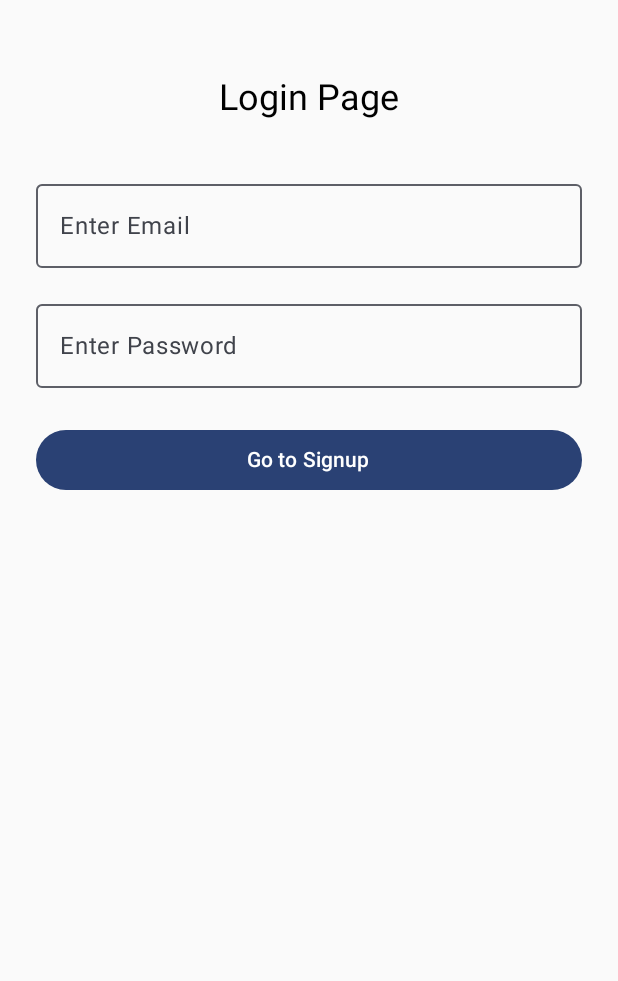
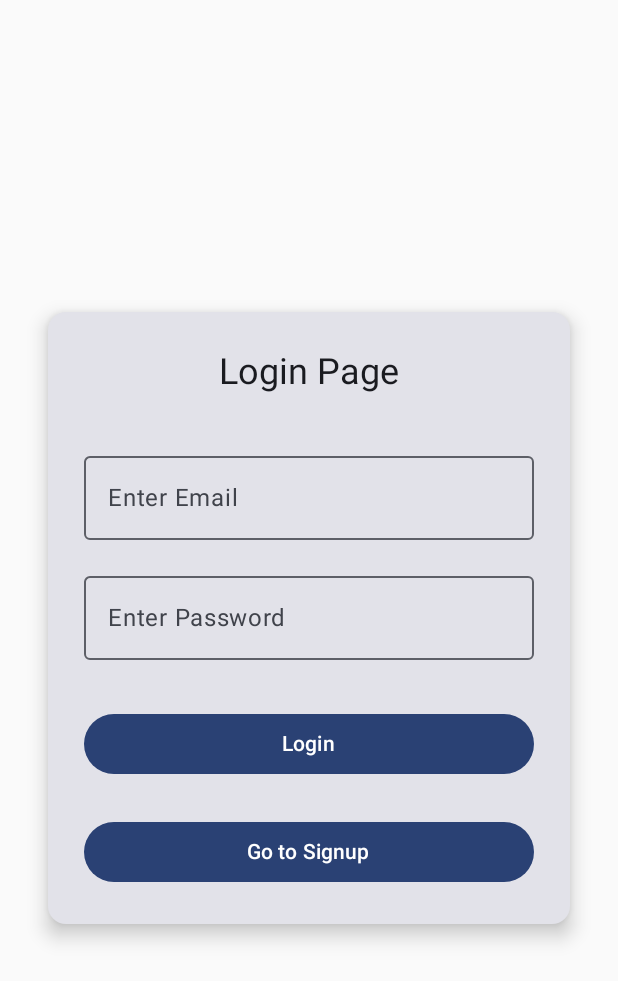
Before and after one commit to Praveen-10-25/Android_dev_jetpack_week2, an Android app built with Jetpack Compose: the screen it shows after launch (MainActivity), on a phone screen of 412 x 824 dp. Shown: the top 981 px of the screen. Run offline under Robolectric (Android 15) with nearby library versions, the light colour scheme and no system bars; our stand-ins replace livedata-compose.

Commit message:
updated file

```diff
--- a/Day_04(avoiding_memory_leak)/app/src/main/java/com/example/statehoisting/Viewmodel/SignupViewModel.kt
+++ b/Day_04(avoiding_memory_leak)/app/src/main/java/com/example/statehoisting/Viewmodel/SignupViewModel.kt
@@ -22,9 +22,7 @@ class SignupViewModel: ViewModel() {
         _name.value=newname
     }
     fun onUpdateEmail(newEmail:String){
-        if (android.util.Patterns.EMAIL_ADDRESS.matcher(newEmail).matches()) {
             _email.value = newEmail
-        }
     }
     fun onUpdatepass(newpass:String){
         _password.value=newpass
--- a/Day_04(avoiding_memory_leak)/app/src/main/java/com/example/statehoisting/ui/theme/Login_page.kt
+++ b/Day_04(avoiding_memory_leak)/app/src/main/java/com/example/statehoisting/ui/theme/Login_page.kt
@@ -1,5 +1,7 @@
 package com.example.statehoisting.ui.theme
 
+import android.content.Context
+import android.widget.Toast
 import androidx.compose.foundation.layout.*
 import androidx.compose.material3.*
 import androidx.compose.runtime.*
@@ -8,28 +10,45 @@ import androidx.compose.ui.Modifier
 import androidx.compose.ui.unit.dp
 import androidx.lifecycle.viewmodel.compose.viewModel
 import androidx.compose.runtime.livedata.observeAsState
+import androidx.compose.ui.platform.LocalContext
 import androidx.navigation.NavController
 import com.example.statehoisting.Viewmodel.SignupViewModel
-
 
 @Composable
 fun Login_page(
     navController: NavController,
     viewModel: SignupViewModel = viewModel()
 ) {
+    val context = LocalContext.current
+    val sharedPref = context.getSharedPreferences("user_data", Context.MODE_PRIVATE)
+
+
     val email by viewModel.email.observeAsState("")
     val password by viewModel.password.observeAsState("")
 
+    Box(
+        modifier = Modifier
+            .fillMaxSize()
+            .padding(16.dp),
+        contentAlignment = Alignment.Center
+    ) {
+        Card(
+            modifier = Modifier
+                .fillMaxWidth()
+                .padding(16.dp),
+            elevation = CardDefaults.cardElevation(defaultElevation = 8.dp),
+            shape = MaterialTheme.shapes.medium
+        ) {
             Column(
                 modifier = Modifier
-            .fillMaxSize()
+                    .fillMaxWidth()
                     .padding(24.dp),
                 horizontalAlignment = Alignment.CenterHorizontally
             ) {
                 Text(
                     text = "Login Page",
                     style = MaterialTheme.typography.headlineSmall,
-            modifier = Modifier.padding(25.dp)
+                    modifier = Modifier.padding(bottom = 24.dp)
                 )
 
                 OutlinedTextField(
@@ -50,8 +69,29 @@ fun Login_page(
                         .padding(vertical = 8.dp)
                 )
 
-        Spacer(modifier = Modifier.height(16.dp))
+                Spacer(modifier = Modifier.height(24.dp))
 
+
+                Button(
+                    onClick ={
+                        val savedEmail = sharedPref.getString("email", "") ?: ""
+                        val savedPassword = sharedPref.getString("password", "") ?: ""
+
+                        if (email == savedEmail && password == savedPassword) {
+                            Toast.makeText(context, "Login successful!", Toast.LENGTH_SHORT).show()
+                            navController.navigate("home") {
+                                popUpTo("login") { inclusive = true }
+                            }
+                        } else {
+                            Toast.makeText(context, "Invalid email or password", Toast.LENGTH_SHORT).show()
+                        }
+                    },
+                    modifier = Modifier.fillMaxWidth()
+                ){
+                    Text("Login")
+                }
+
+                Spacer(Modifier.height(24.dp))
                 Button(
                     onClick = {
                         navController.navigate("signup")
@@ -62,3 +102,5 @@ fun Login_page(
                 }
             }
         }
+    }
+}
--- a/Day_04(avoiding_memory_leak)/app/src/main/java/com/example/statehoisting/ui/theme/NavController.kt
+++ b/Day_04(avoiding_memory_leak)/app/src/main/java/com/example/statehoisting/ui/theme/NavController.kt
@@ -13,5 +13,6 @@ fun MyApp(){
     ){
         composable("login"){ Login_page(navController) }
         composable("signup") { SignUp_page(navController) }
+        composable("home"){ Home_Page(navController) }
     }
     }
```
Also changed, not shown: Day_04(avoiding_memory_leak)/app/src/main/java/com/example/statehoisting/ui/theme/Home_Page.kt (added, +49 -0 lines), Day_04(avoiding_memory_leak)/app/src/main/java/com/example/statehoisting/ui/theme/SignUp_page.kt (+28 -3 lines). Lines whose indentation alone changed are shown as unchanged.
